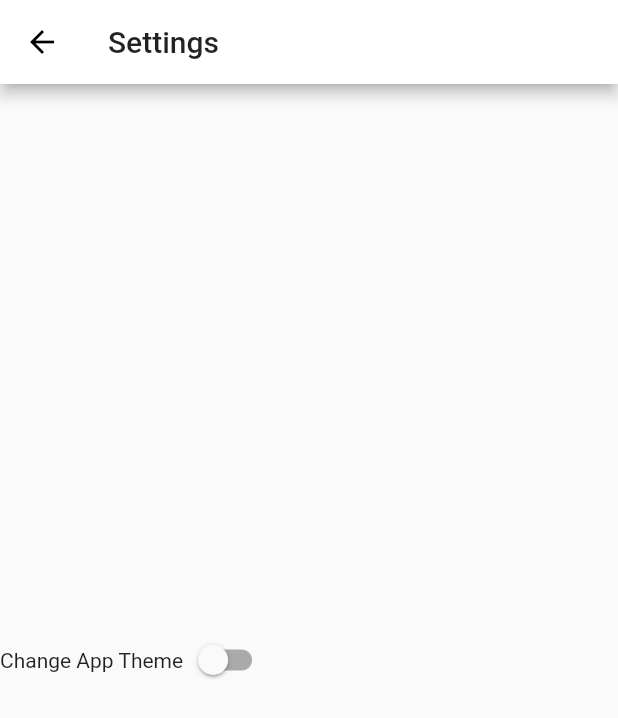
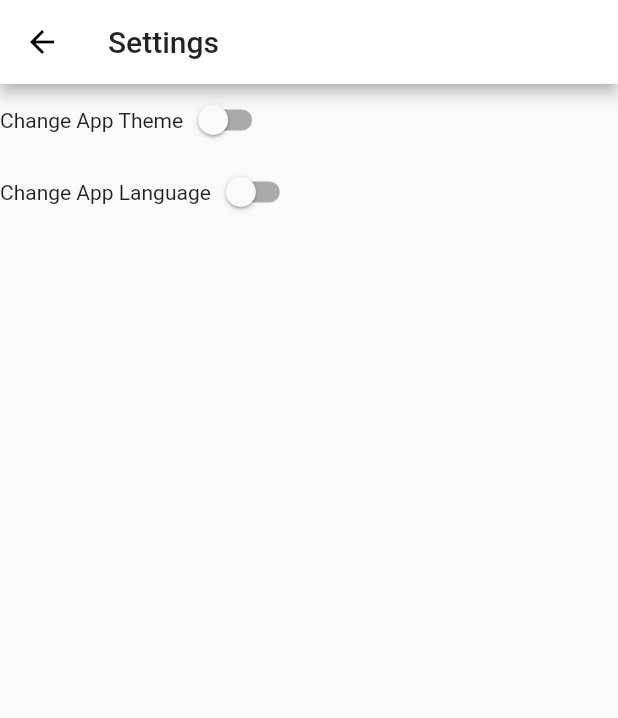
Before and after one commit to ansh0437/ShopperFlutter, a Flutter app: the screen it shows after launch, after a tap on "Open Settings", on a phone screen of 412 x 824 dp. Shown: the top 718 px of the screen. Run offline on Flutter 3.47's test engine with Material 2 defaults, Android fonts, the phone set to English and light mode, and no system bars; our stand-ins replace shared_preferences.

Commit message:
Flutter localization using flutter_intl plugin

```diff
--- a/assets/locale/strings_en.json
+++ /dev/null
@@ -1,4 +0,0 @@
-{
-    "open_settings": "Open Settings",
-    "change_app_theme": "Change App Theme"
-}
--- a/assets/locale/strings_hi.json
+++ /dev/null
@@ -1,4 +0,0 @@
-{
-    "open_settings": "सेटिंग्स खोलें",
-    "change_app_theme": "ऐप थीम बदलें"
-}
--- a/lib/app/navigator.dart
+++ b/lib/app/navigator.dart
@@ -4,8 +4,10 @@ import 'package:shopper/app/pages/setting/settings.dart';
 import 'package:shopper/constants/pages.dart';
 
 class ShopperNavigator {
-  static Map<String, WidgetBuilder> get routes => <String, WidgetBuilder>{
-        Pages.dashboard: (BuildContext context) => Dashboard(),
-        Pages.settings: (BuildContext context) => Settings(),
-      };
+  static Map<String, WidgetBuilder> get routes {
+    return <String, WidgetBuilder>{
+      Pages.dashboard: (BuildContext context) => Dashboard(),
+      Pages.settings: (BuildContext context) => Settings(),
+    };
+  }
 }
--- a/lib/app/pages/dashboard/dashboard.dart
+++ b/lib/app/pages/dashboard/dashboard.dart
@@ -1,8 +1,7 @@
 import 'package:flutter/material.dart';
 import 'package:shopper/app/pages/base/base.dart';
 import 'package:shopper/constants/pages.dart';
-import 'package:shopper/localization/app_translation.dart';
-// import 'package:flutter_gen/gen_l10n/app_localizations.dart';
+import 'package:shopper/generated/l10n.dart';
 
 class Dashboard extends BasePage {
   @override
@@ -17,13 +16,12 @@ class _DashboardState extends BaseState<Dashboard> {
       child: Scaffold(
         key: scaffoldKey,
         appBar: AppBar(
-          title: Text("Dashboard"),
+          title: Text(LocalizedStrings.of(context).dashboard),
         ),
         body: Container(
           child: Center(
             child: RaisedButton(
-              // child: Text("Open Settings"),
-              child: Text(AppTranslations.of(context).text("open_settings")),
+              child: Text(LocalizedStrings.of(context).openSettings),
               onPressed: () {
                 push(Pages.settings);
               },
--- a/lib/app/pages/setting/settings.dart
+++ b/lib/app/pages/setting/settings.dart
@@ -2,7 +2,7 @@ import 'package:flutter/material.dart';
 import 'package:provider/provider.dart';
 import 'package:shopper/app/pages/base/base.dart';
 import 'package:shopper/data/preferences.dart';
-import 'package:shopper/localization/app_translation.dart';
+import 'package:shopper/generated/l10n.dart';
 
 import '../../../notifiers/app_notifier.dart';
 
@@ -12,25 +12,31 @@ class Settings extends BasePage {
 }
 
 class _SettingsState extends BaseState<Settings> {
-  bool darkTheme = false;
+  bool _darkMode = false;
+  bool _hindiLanguage = false;
 
   AppNotifier _appNotifier;
 
   @override
   void initState() {
     super.initState();
-    getTheme();
+    _darkMode = ShopperPreference.darkMode.getBoolean();
+    _hindiLanguage = ShopperPreference.hindiLanguage.getBoolean();
   }
 
-  void getTheme() {
-    darkTheme = ShopperPreference.darkMode.getBoolean();
+  void onThemeChange(bool value) {
+    ShopperPreference.darkMode.save(value);
+    setState(() {
+      _darkMode = ShopperPreference.darkMode.getBoolean();
+      _appNotifier.changeTheme();
+    });
   }
 
-  void onChange(bool value) {
-    ShopperPreference.darkMode.save(value);
+  void onLanguageChange(bool value) {
+    ShopperPreference.hindiLanguage.save(value);
     setState(() {
-      darkTheme = ShopperPreference.darkMode.getBoolean();
-      _appNotifier.changeTheme();
+      _hindiLanguage = ShopperPreference.hindiLanguage.getBoolean();
+      _appNotifier.changeLanguage();
     });
   }
 
@@ -43,20 +49,24 @@ class _SettingsState extends BaseState<Settings> {
       child: Scaffold(
         key: scaffoldKey,
         appBar: AppBar(
-          title: Text("Settings"),
+          title: Text(LocalizedStrings.of(context).settings),
         ),
         body: Container(
-          child: Center(
-            child: Row(
-              children: [
-                // Text("Change App Theme"),
-                Text(AppTranslations.of(context).text("change_app_theme")),
-                Switch(
-                  value: darkTheme,
-                  onChanged: onChange,
-                ),
-              ],
-            ),
+          child: Column(
+            children: [
+              Row(
+                children: [
+                  Text(LocalizedStrings.of(context).changeAppTheme),
+                  Switch(value: _darkMode, onChanged: onThemeChange),
+                ],
+              ),
+              Row(
+                children: [
+                  Text(LocalizedStrings.of(context).changeAppLang),
+                  Switch(value: _hindiLanguage, onChanged: onLanguageChange),
+                ],
+              ),
+            ],
           ),
         ),
       ),
--- /dev/null
+++ b/lib/constants/strings.dart
@@ -0,0 +1,3 @@
+class Strings {
+  static final String appName = "Shopper";
+}
--- a/lib/data/preferences.dart
+++ b/lib/data/preferences.dart
@@ -5,6 +5,7 @@ import 'package:shared_preferences/shared_preferences.dart';
  */
 enum ShopperPreference {
   darkMode,
+  hindiLanguage
 }
 
 /*
--- a/lib/l10n/app_en.arb
+++ /dev/null
@@ -1,4 +0,0 @@
-{
-  "@@locale": "en",
-  "openSettings": "Open Settings"
-}
--- a/lib/l10n/app_hi.arb
+++ /dev/null
@@ -1,4 +0,0 @@
-{
-  "@@locale": "hi",
-  "openSettings": "सेटिंग्स खोलें"
-}
--- /dev/null
+++ b/lib/l10n/intl_en.arb
@@ -0,0 +1,8 @@
+{
+  "@@locale": "en",
+  "dashboard": "Dashboard",
+  "settings": "Settings",
+  "openSettings": "Open Settings",
+  "changeAppTheme": "Change App Theme",
+  "changeAppLang": "Change App Language"
+}
--- /dev/null
+++ b/lib/l10n/intl_hi.arb
@@ -0,0 +1,8 @@
+{
+  "@@locale": "hi",
+  "dashboard": "डैशबोर्ड",
+  "settings": "सेटिंग्स",
+  "openSettings": "सेटिंग्स खोलें",
+  "changeAppTheme": "ऐप थीम बदलें",
+  "changeAppLang": "ऐप भाषा बदलें"
+}
--- a/lib/localization/app_translation.dart
+++ /dev/null
@@ -1,33 +0,0 @@
-import 'dart:async';
-import 'dart:convert';
-import 'dart:ui';
-
-import 'package:flutter/material.dart';
-import 'package:flutter/services.dart' show rootBundle;
-
-class AppTranslations {
-  Locale locale;
-  static Map<dynamic, dynamic> _localisedValues;
-
-  AppTranslations(Locale locale) {
-    this.locale = locale;
-  }
-
-  static AppTranslations of(BuildContext context) {
-    return Localizations.of<AppTranslations>(context, AppTranslations);
-  }
-
-  static Future<AppTranslations> load(Locale locale) async {
-    AppTranslations appTranslations = AppTranslations(locale);
-    String jsonContent =
-    await rootBundle.loadString("assets/locale/strings_${locale.languageCode}.json");
-    _localisedValues = json.decode(jsonContent);
-    return appTranslations;
-  }
-
-  get currentLanguage => locale.languageCode;
-
-  String text(String key) {
-    return _localisedValues[key] ?? "$key not found";
-  }
-}
--- a/lib/localization/app_translation_delegate.dart
+++ /dev/null
@@ -1,25 +0,0 @@
-import 'dart:async';
-
-import 'package:flutter/material.dart';
-import 'package:shopper/localization/app_translation.dart';
-
-class AppTranslationsDelegate extends LocalizationsDelegate<AppTranslations> {
-  final Locale newLocale;
-
-  const AppTranslationsDelegate({this.newLocale});
-
-  @override
-  bool isSupported(Locale locale) {
-    return <String>['en', 'hi'].contains(locale.languageCode);
-  }
-
-  @override
-  Future<AppTranslations> load(Locale locale) {
-    return AppTranslations.load(newLocale ?? locale);
-  }
-
-  @override
-  bool shouldReload(LocalizationsDelegate<AppTranslations> old) {
-    return true;
-  }
-}
--- a/lib/main.dart
+++ b/lib/main.dart
@@ -1,12 +1,13 @@
 import 'package:flutter/material.dart';
 import 'package:flutter_localizations/flutter_localizations.dart';
-// import 'package:flutter_gen/gen_l10n/app_localizations.dart'; // remove the comment for this line
 import 'package:provider/provider.dart';
-import 'package:shopper/localization/app_translation_delegate.dart';
-import 'package:shopper/notifiers/app_notifier.dart';
 import 'package:shopper/app/navigator.dart';
 import 'package:shopper/constants/pages.dart';
 import 'package:shopper/data/preferences.dart';
+import 'package:shopper/generated/l10n.dart';
+import 'package:shopper/notifiers/app_notifier.dart';
+
+import 'constants/strings.dart';
 
 void main() async {
   WidgetsFlutterBinding.ensureInitialized();
@@ -14,10 +15,12 @@ void main() async {
   /// Loading shared preferences
   await SharedPref.load();
 
-  runApp(ChangeNotifierProvider<AppNotifier>(
-    create: (_) => AppNotifier(),
-    child: ShopperApp(),
-  ));
+  runApp(
+    ChangeNotifierProvider<AppNotifier>(
+      create: (_) => AppNotifier(),
+      child: ShopperApp(),
+    ),
+  );
 }
 
 class ShopperApp extends StatefulWidget {
@@ -37,23 +40,17 @@ class _ShopperAppState extends State<ShopperApp> {
     final appNotifier = Provider.of<AppNotifier>(context);
 
     return MaterialApp(
-      title: 'Shopper',
+      title: Strings.appName,
       debugShowCheckedModeBanner: false,
-      theme: appNotifier.getTheme(),
-      // localizationsDelegates: AppLocalizations.localizationsDelegates,
-      // supportedLocales: AppLocalizations.supportedLocales,
+      theme: appNotifier.theme,
+      locale: appNotifier.locale,
       localizationsDelegates: [
-        // ... app-specific localization delegate[s] here
-        // AppLocalizations.delegate, // remove the comment for this line
-        AppTranslationsDelegate(newLocale: appNotifier.getLocale()),
+        LocalizedStrings.delegate,
         GlobalMaterialLocalizations.delegate,
         GlobalWidgetsLocalizations.delegate,
         GlobalCupertinoLocalizations.delegate,
       ],
-      supportedLocales: [
-        const Locale('en', ''), // English
-        const Locale('hi', ''), // Hindi
-      ],
+      supportedLocales: LocalizedStrings.delegate.supportedLocales,
       initialRoute: Pages.dashboard,
       routes: ShopperNavigator.routes,
     );
--- a/lib/notifiers/app_notifier.dart
+++ b/lib/notifiers/app_notifier.dart
@@ -5,21 +5,24 @@ import 'package:shopper/data/preferences.dart';
 
 class AppNotifier with ChangeNotifier {
   bool _darkMode = false;
+  bool _hindiLanguage = false;
 
   AppNotifier() {
     _darkMode = ShopperPreference.darkMode.getBoolean();
+    _hindiLanguage = ShopperPreference.hindiLanguage.getBoolean();
   }
 
-  ThemeData getTheme() {
-    return _darkMode ? darkTheme : lightTheme;
-  }
+  ThemeData get theme => _darkMode ? darkTheme : lightTheme;
 
-  Locale getLocale() {
-    return _darkMode ? Locale("hi") : Locale("en");
-  }
+  Locale get locale => _hindiLanguage ? Locale("hi") : Locale("en");
 
   changeTheme() {
     _darkMode = ShopperPreference.darkMode.getBoolean();
     notifyListeners();
   }
+
+  changeLanguage() {
+    _hindiLanguage = ShopperPreference.hindiLanguage.getBoolean();
+    notifyListeners();
+  }
 }
```
Also changed, not shown: pubspec.yaml (+5 -7 lines), lib/generated/intl/messages_all.dart (added), lib/generated/intl/messages_en.dart (added), lib/generated/intl/messages_hi.dart (added), lib/generated/l10n.dart (added), 7 other files.
